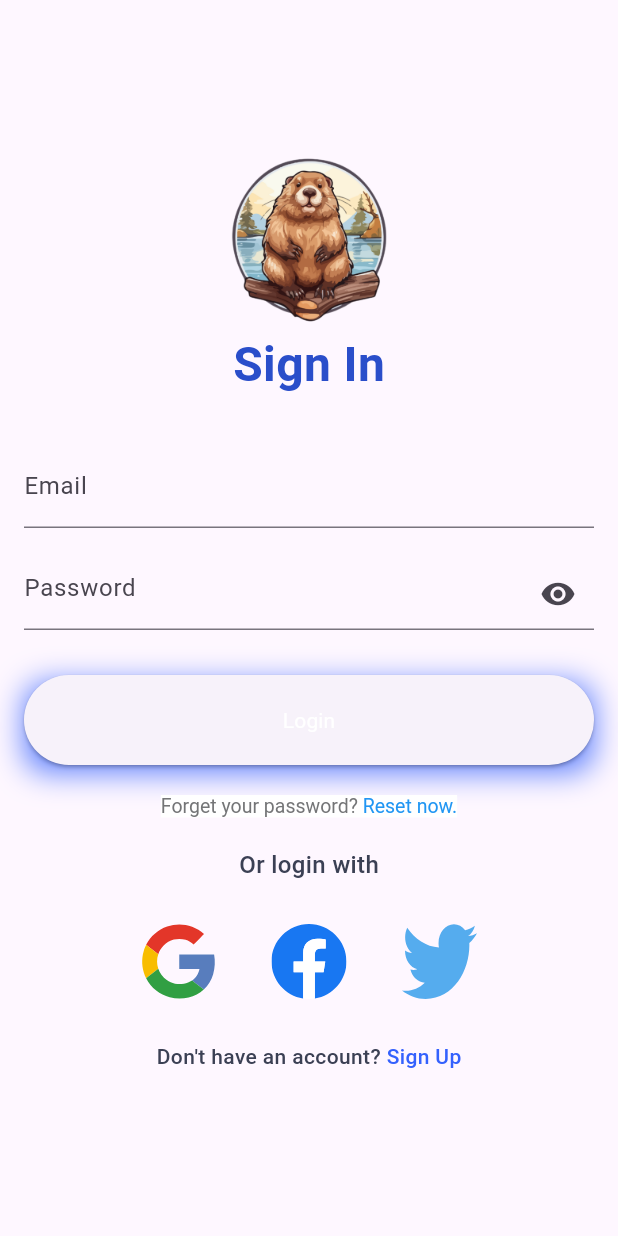
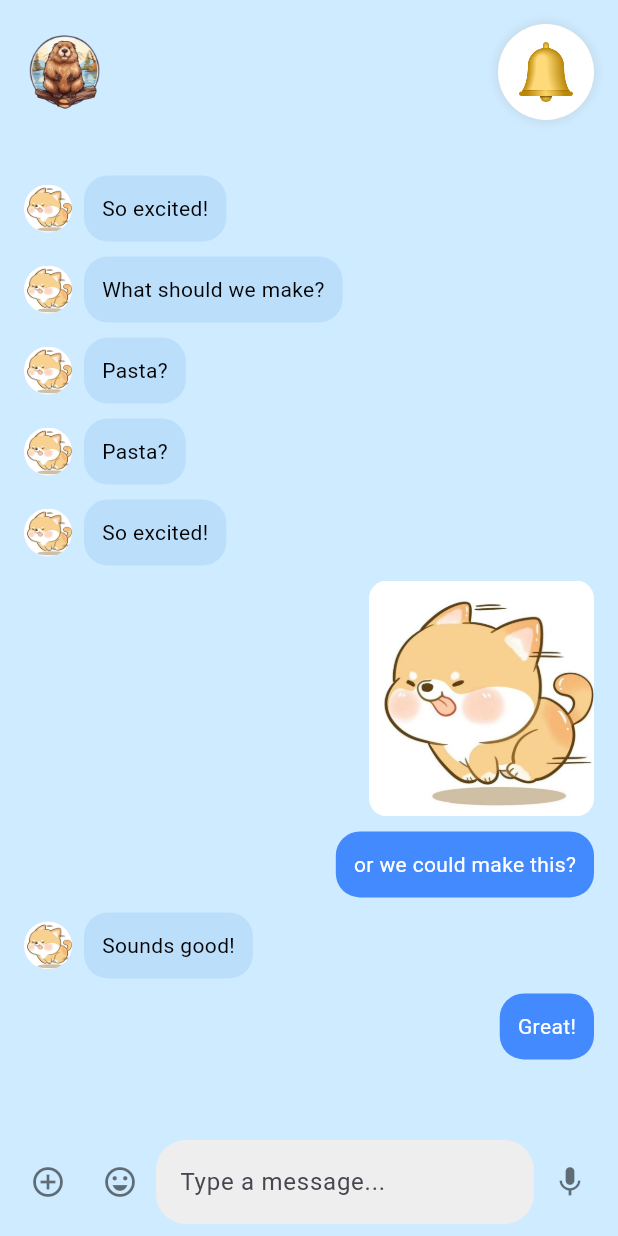
Before and after one commit to khuong2924/nckh-ielts-learning-app, a Flutter app: the screen it shows after launch, on a phone screen of 412 x 824 dp. Run offline on Flutter 3.47's test engine with Material 3 defaults, Android fonts, the phone set to English and light mode, and no system bars; our stand-ins replace audioplayers, cloud_firestore, dio, emoji_picker_flutter, file_picker, firebase_auth and 9 more; accounts and stored records are empty; Roboto replaces fonts that are missing (Montserrat-SemiBold).

Commit message:
update chat

```diff
--- a/lib/main.dart
+++ b/lib/main.dart
@@ -9,6 +9,7 @@ import 'package:auth/presentation/pages/reading/reading-done.dart';
 import 'package:auth/presentation/pages/main-page/home-page.dart';
 import 'package:auth/presentation/pages/account-management/splash_screen.dart';
 import 'package:auth/presentation/pages/statistical/statistical.dart';
+import 'package:auth/presentation/pages/friends-page/chat.dart';
 import 'package:supabase_flutter/supabase_flutter.dart'; // Supabase package
 
 Future<void> main() async {
@@ -39,7 +40,7 @@ class MyApp extends StatelessWidget {
         primarySwatch: Colors.blue,
       ),
       debugShowCheckedModeBanner: false,
-      home: SplashScreen(), // Để lại SigninPage như cũ
+      home: Chat(), // Để lại SigninPage như cũ
     );
   }
 }
--- /dev/null
+++ b/lib/presentation/pages/friends-page/chat.dart
@@ -0,0 +1,229 @@
+import 'package:flutter/material.dart';
+import '../../components/BottomNavBar.dart';
+import '../../components/CustomAppBar.dart';
+import 'package:emoji_picker_flutter/emoji_picker_flutter.dart';
+import 'package:image_picker/image_picker.dart';
+import 'package:file_picker/file_picker.dart';
+
+class Chat extends StatefulWidget {
+  const Chat({super.key});
+
+  @override
+  State<Chat> createState() => _ChatState();
+}
+
+class _ChatState extends State<Chat> {
+  int _currentIndex = 0;
+  bool _showEmojiPicker = false;
+  final TextEditingController _controller = TextEditingController();
+  List<Map<String, dynamic>> messages = [
+    {'text': 'So excited!', 'isMe': false},
+    {'text': 'What should we make?', 'isMe': false},
+    {'text': 'Pasta?', 'isMe': false},
+    {'text': 'Pasta?', 'isMe': false},
+    {'text': 'So excited!', 'isMe': false},
+    {
+      'image': 'lib/images/shiba.jpg',
+      'text': 'or we could make this?',
+      'isMe': true
+    },
+    {'text': 'Sounds good!', 'isMe': false},
+    {'text': 'Great!', 'isMe': true},
+  ];
+
+  Widget _buildMessage(Map<String, dynamic> message) {
+    return Align(
+      alignment: message['isMe'] ? Alignment.centerRight : Alignment.centerLeft,
+      child: Row(
+        mainAxisAlignment:
+            message['isMe'] ? MainAxisAlignment.end : MainAxisAlignment.start,
+        children: [
+          if (!message['isMe'])
+            CircleAvatar(
+              backgroundImage: AssetImage('lib/images/shiba.jpg'),
+              radius: 16,
+            ),
+          const SizedBox(width: 8),
+          Column(
+            crossAxisAlignment: message['isMe']
+                ? CrossAxisAlignment.end
+                : CrossAxisAlignment.start,
+            children: [
+              if (message['image'] != null)
+                Container(
+                  margin: const EdgeInsets.symmetric(vertical: 5),
+                  child: ClipRRect(
+                    borderRadius: BorderRadius.circular(12),
+                    child: Image.asset(message['image'], width: 150),
+                  ),
+                ),
+              if (message['text'] != null)
+                Container(
+                  padding: const EdgeInsets.all(12),
+                  margin: const EdgeInsets.symmetric(vertical: 5),
+                  decoration: BoxDecoration(
+                    color:
+                        message['isMe'] ? Colors.blueAccent : Colors.blue[100],
+                    borderRadius: BorderRadius.circular(16),
+                  ),
+                  child: Text(
+                    message['text'],
+                    style: TextStyle(
+                      color: message['isMe'] ? Colors.white : Colors.black,
+                    ),
+                  ),
+                ),
+              if (message['file'] != null)
+                Container(
+                  padding: const EdgeInsets.all(10),
+                  margin: const EdgeInsets.symmetric(vertical: 5),
+                  decoration: BoxDecoration(
+                    color: Colors.grey[300],
+                    borderRadius: BorderRadius.circular(12),
+                  ),
+                  child: Row(
+                    children: [
+                      const Icon(Icons.insert_drive_file,
+                          color: Colors.black54),
+                      const SizedBox(width: 8),
+                      Text(message['fileName'],
+                          style: const TextStyle(color: Colors.black)),
+                    ],
+                  ),
+                ),
+            ],
+          ),
+        ],
+      ),
+    );
+  }
+
+  void _pickImage() async {
+    final ImagePicker _picker = ImagePicker();
+    final XFile? image = await _picker.pickImage(source: ImageSource.gallery);
+    if (image != null) {
+      setState(() {
+        messages.add({'image': image.path, 'isMe': true});
+      });
+    }
+  }
+
+  void _pickFile() async {
+    final result = await FilePicker.platform.pickFiles();
+    if (result != null && result.files.single.path != null) {
+      setState(() {
+        messages.add({
+          'file': result.files.single.path,
+          'fileName': result.files.single.name,
+          'isMe': true
+        });
+      });
+    }
+  }
+
+  void _showAttachmentOptions() {
+    showModalBottomSheet(
+      context: context,
+      builder: (BuildContext context) {
+        return Wrap(
+          children: [
+            ListTile(
+              leading: const Icon(Icons.image),
+              title: const Text('Chọn ảnh'),
+              onTap: () {
+                Navigator.pop(context);
+                _pickImage();
+              },
+            ),
+            ListTile(
+              leading: const Icon(Icons.attach_file),
+              title: const Text('Chọn file'),
+              onTap: () {
+                Navigator.pop(context);
+                _pickFile();
+              },
+            ),
+          ],
+        );
+      },
+    );
+  }
+
+  @override
+  Widget build(BuildContext context) {
+    return Scaffold(
+      backgroundColor: const Color(0xFFCFEBFF),
+      body: SafeArea(
+        child: Column(
+          children: [
+            CustomAppBar(onNotificationTap: () {}),
+            Expanded(
+              child: Padding(
+                padding: const EdgeInsets.all(16.0),
+                child: ListView.builder(
+                  itemCount: messages.length,
+                  itemBuilder: (context, index) =>
+                      _buildMessage(messages[index]),
+                ),
+              ),
+            ),
+            Column(
+              children: [
+                if (_showEmojiPicker)
+                  SizedBox(
+                    height: 250, // Chiều cao danh sách emoji
+                    child: EmojiPicker(
+                      onEmojiSelected: (category, emoji) {
+                        setState(() {
+                          _controller.text += emoji.emoji;
+                        });
+                      },
+                    ),
+                  ),
+                Padding(
+                  padding: const EdgeInsets.all(8.0),
+                  child: Row(
+                    children: [
+                      IconButton(
+                        icon: const Icon(Icons.add_circle_outline,
+                            color: Colors.black54),
+                        onPressed: _showAttachmentOptions,
+                      ),
+                      IconButton(
+                        icon: const Icon(Icons.emoji_emotions_outlined,
+                            color: Colors.black54),
+                        onPressed: () {
+                          setState(() {
+                            _showEmojiPicker = !_showEmojiPicker;
+                          });
+                        },
+                      ),
+                      Expanded(
+                        child: TextField(
+                          controller: _controller,
+                          decoration: InputDecoration(
+                            hintText: 'Type a message...',
+                            filled: true,
+                            fillColor: Colors.grey[200],
+                            border: OutlineInputBorder(
+                              borderRadius: BorderRadius.circular(20),
+                              borderSide: BorderSide.none,
+                            ),
+                          ),
+                        ),
+                      ),
+                      IconButton(
+                        icon: const Icon(Icons.mic, color: Colors.black54),
+                        onPressed: () {},
+                      ),
+                    ],
+                  ),
+                ),
+              ],
+            ),
+          ],
+        ),
+      ),
+    );
+  }
+}
--- a/pubspec.yaml
+++ b/pubspec.yaml
@@ -12,7 +12,12 @@ dependencies:
   audioplayers: ^5.2.1
   flutter:
     sdk: flutter
+  emoji_picker_flutter: ^1.6.3
+  image_picker: ^1.0.4
+  record: ^4.4.4
+  permission_handler: ^11.0.1
   flutter_svg: ^1.0.3
+  file_picker: ^6.1.1
   fl_chart: ^0.70.2
   firebase_core:
   firebase_auth:
@@ -57,6 +62,7 @@ flutter:
     - lib/images/devicon_google.svg
     - lib/images/logos_facebook.svg
     - lib/images/logos_twitter.svg
+    - lib/images/shiba.jpg
     - lib/icons/icons8-bell.svg
     - lib/icons/ic-flashcard.png
     - lib/icons/ic-reading.png
```
Also changed, not shown: lib/images/shiba.jpg (added), pubspec.lock, 6 other files.
